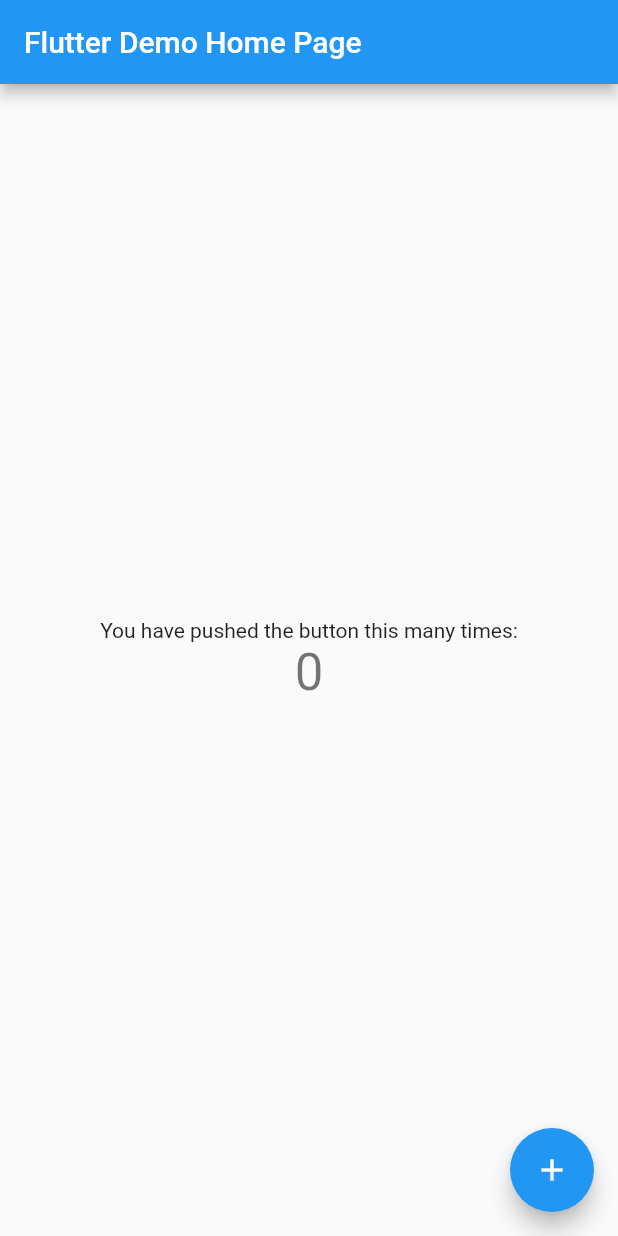
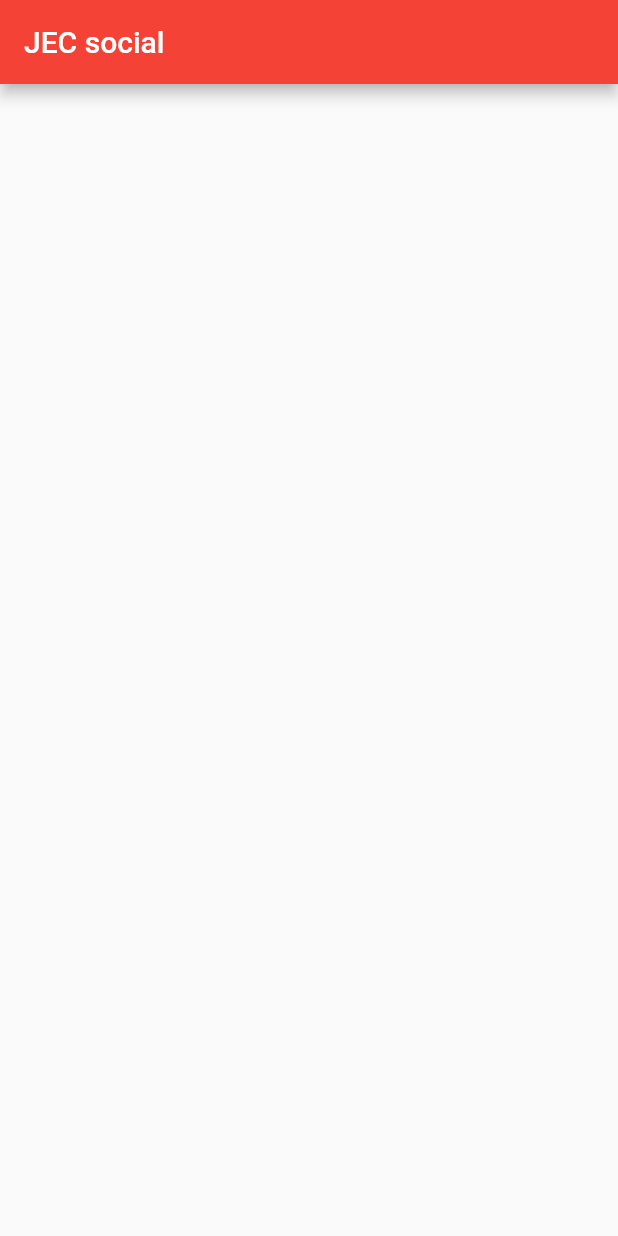
Before and after one commit to jecode93/social_media_app, a Flutter app: the screen it shows after launch, on a phone screen of 412 x 824 dp. Run offline on Flutter 3.47's test engine with Material 2 defaults, Android fonts, the phone set to English and light mode, and no system bars.

Commit message:
Cleaning the Social Media App

```diff
--- a/lib/main.dart
+++ b/lib/main.dart
@@ -1,113 +1,6 @@
 import 'package:flutter/material.dart';
+import 'my_app.dart';
 
 void main() {
   runApp(MyApp());
 }
-
-class MyApp extends StatelessWidget {
-  // This widget is the root of your application.
-  @override
-  Widget build(BuildContext context) {
-    return MaterialApp(
-      title: 'Flutter Demo',
-      theme: ThemeData(
-        // This is the theme of your application.
-        //
-        // Try running your application with "flutter run". You'll see the
-        // application has a blue toolbar. Then, without quitting the app, try
-        // changing the primarySwatch below to Colors.green and then invoke
-        // "hot reload" (press "r" in the console where you ran "flutter run",
-        // or simply save your changes to "hot reload" in a Flutter IDE).
-        // Notice that the counter didn't reset back to zero; the application
-        // is not restarted.
-        primarySwatch: Colors.blue,
-      ),
-      home: MyHomePage(title: 'Flutter Demo Home Page'),
-    );
-  }
-}
-
-class MyHomePage extends StatefulWidget {
-  MyHomePage({Key? key, required this.title}) : super(key: key);
-
-  // This widget is the home page of your application. It is stateful, meaning
-  // that it has a State object (defined below) that contains fields that affect
-  // how it looks.
-
-  // This class is the configuration for the state. It holds the values (in this
-  // case the title) provided by the parent (in this case the App widget) and
-  // used by the build method of the State. Fields in a Widget subclass are
-  // always marked "final".
-
-  final String title;
-
-  @override
-  _MyHomePageState createState() => _MyHomePageState();
-}
-
-class _MyHomePageState extends State<MyHomePage> {
-  int _counter = 0;
-
-  void _incrementCounter() {
-    setState(() {
-      // This call to setState tells the Flutter framework that something has
-      // changed in this State, which causes it to rerun the build method below
-      // so that the display can reflect the updated values. If we changed
-      // _counter without calling setState(), then the build method would not be
-      // called again, and so nothing would appear to happen.
-      _counter++;
-    });
-  }
-
-  @override
-  Widget build(BuildContext context) {
-    // This method is rerun every time setState is called, for instance as done
-    // by the _incrementCounter method above.
-    //
-    // The Flutter framework has been optimized to make rerunning build methods
-    // fast, so that you can just rebuild anything that needs updating rather
-    // than having to individually change instances of widgets.
-    return Scaffold(
-      appBar: AppBar(
-        // Here we take the value from the MyHomePage object that was created by
-        // the App.build method, and use it to set our appbar title.
-        title: Text(widget.title),
-      ),
-      body: Center(
-        // Center is a layout widget. It takes a single child and positions it
-        // in the middle of the parent.
-        child: Column(
-          // Column is also a layout widget. It takes a list of children and
-          // arranges them vertically. By default, it sizes itself to fit its
-          // children horizontally, and tries to be as tall as its parent.
-          //
-          // Invoke "debug painting" (press "p" in the console, choose the
-          // "Toggle Debug Paint" action from the Flutter Inspector in Android
-          // Studio, or the "Toggle Debug Paint" command in Visual Studio Code)
-          // to see the wireframe for each widget.
-          //
-          // Column has various properties to control how it sizes itself and
-          // how it positions its children. Here we use mainAxisAlignment to
-          // center the children vertically; the main axis here is the vertical
-          // axis because Columns are vertical (the cross axis would be
-          // horizontal).
-          mainAxisAlignment: MainAxisAlignment.center,
-          children: <Widget>[
-            Text(
-              'You have pushed the button this many times:',
-            ),
-            Text(
-              '$_counter',
-              style: Theme.of(context).textTheme.headline4,
-            ),
-          ],
-        ),
-      ),
-      floatingActionButton: FloatingActionButton(
-        onPressed: _incrementCounter,
-        tooltip: 'Increment',
-        child: Icon(Icons.add),
-      ), // This trailing comma makes auto-formatting nicer for build methods.
-    );
-  }
-}
--- /dev/null
+++ b/lib/my_app.dart
@@ -0,0 +1,17 @@
+import 'package:flutter/material.dart';
+
+import 'screens/home.dart';
+
+class MyApp extends StatelessWidget {
+  @override
+  Widget build(BuildContext context) {
+    return MaterialApp(
+      title: 'Flutter App',
+      theme: ThemeData(
+        primarySwatch: Colors.red,
+      ),
+      home: Home(title: 'JEC social'),
+      debugShowCheckedModeBanner: false,
+    );
+  }
+}
--- /dev/null
+++ b/lib/screens/home.dart
@@ -0,0 +1,22 @@
+import 'package:flutter/material.dart';
+
+class Home extends StatefulWidget {
+  Home({Key? key, required this.title}) : super(key: key);
+
+  final String title;
+
+  @override
+  _HomeState createState() => _HomeState();
+}
+
+class _HomeState extends State<Home> {
+  @override
+  Widget build(BuildContext context) {
+    return Scaffold(
+      appBar: AppBar(
+        title: Text(widget.title),
+      ),
+      body: Container(),
+    );
+  }
+}
```
Also changed, not shown: 1 other file.
